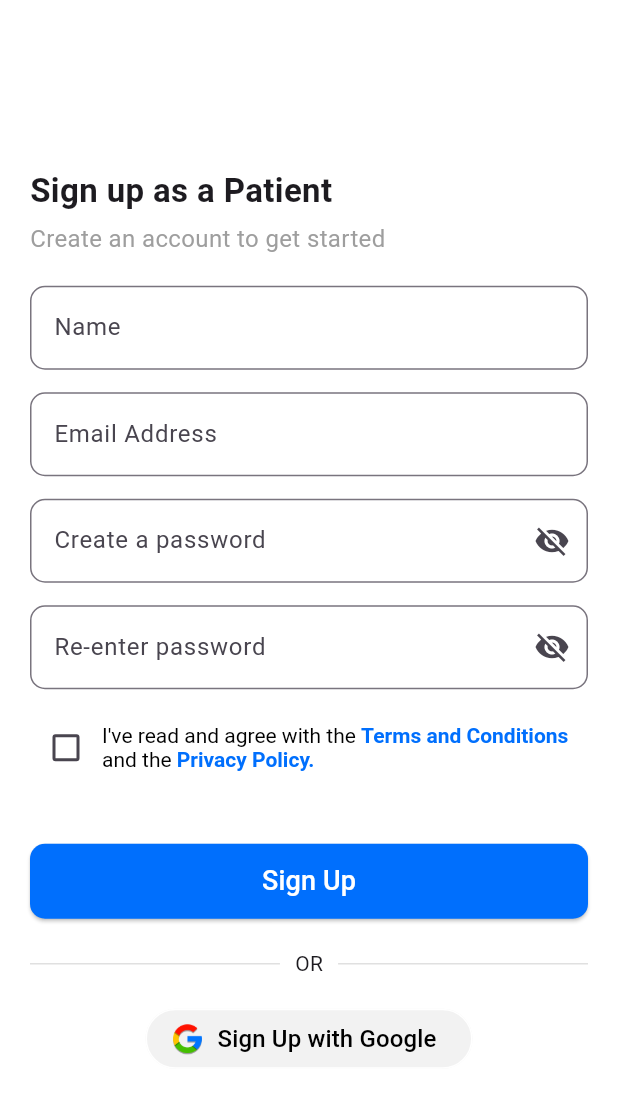
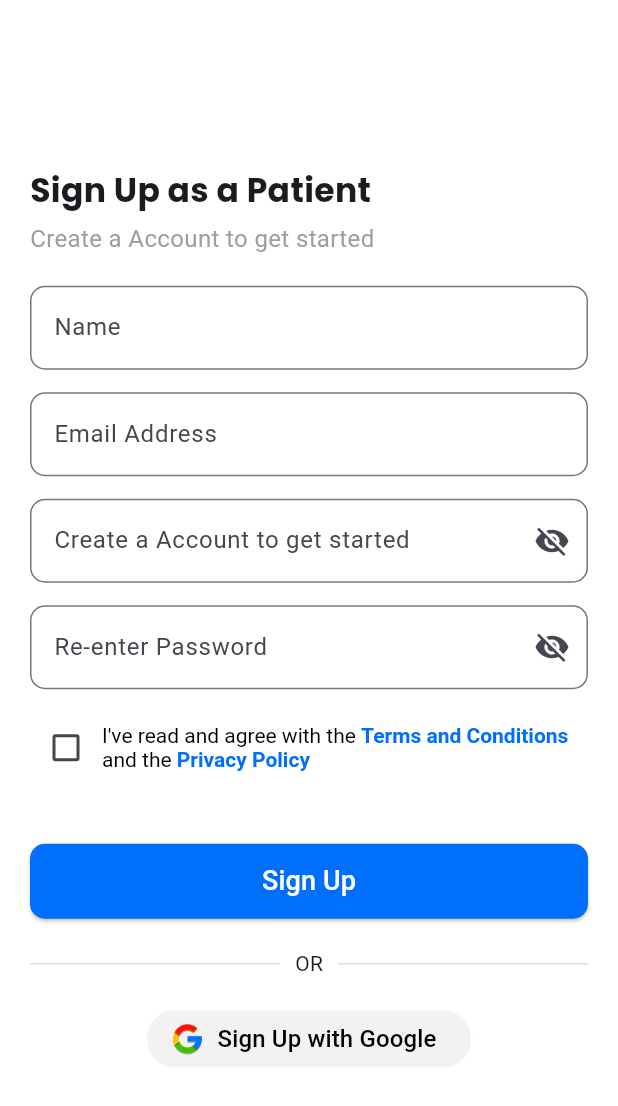
Before and after one commit to Arpit-Raj1/HealthCare-App, a Flutter app: the AppSignup screen opened directly, on a phone screen of 412 x 824 dp. Shown: the top 1106 px of the screen. Run offline on Flutter 3.47's test engine with Material 3 defaults, Android fonts, the phone set to English and light mode, and no system bars; our stand-ins replace flutter_svg, google_fonts; project files that could hold a hidden picture were left out.

Commit message:
integrated appStrings with other files

```diff
--- a/swastify/lib/components/action_with_button.dart
+++ b/swastify/lib/components/action_with_button.dart
@@ -1,4 +1,6 @@
 import 'package:flutter/material.dart';
+import 'package:swastify/styles/app_colors.dart';
+import 'package:swastify/styles/app_text.dart';
 
 class ActionWithButton extends StatelessWidget {
   final String action;
@@ -21,17 +23,17 @@ class ActionWithButton extends StatelessWidget {
         height: 40,
         child: OutlinedButton.icon(
           style: OutlinedButton.styleFrom(
-            backgroundColor: const Color(0xFFF2F2F2),
+            backgroundColor: AppColors.actionBackround,
             shape: RoundedRectangleBorder(
               borderRadius: BorderRadius.circular(100),
             ),
-            side: const BorderSide(color: Colors.white),
+            side: const BorderSide(color: AppColors.white),
           ),
           icon: Image.asset(fileLoc, height: 24),
           onPressed: onPressed,
           label: Text(
             "$action with $provider",
-            style: TextStyle(fontSize: 16, color: Colors.black),
+            style: AppText.actionButtonText,
           ),
         ),
       ),
--- a/swastify/lib/components/app_button.dart
+++ b/swastify/lib/components/app_button.dart
@@ -1,4 +1,6 @@
 import 'package:flutter/material.dart';
+import 'package:swastify/styles/app_colors.dart';
+import 'package:swastify/styles/app_text.dart';
 
 class AppButton extends StatelessWidget {
   final VoidCallback onPressed;
@@ -12,16 +14,13 @@ class AppButton extends StatelessWidget {
       height: 50,
       child: ElevatedButton(
         style: ElevatedButton.styleFrom(
-          backgroundColor: const Color(0xFF006FFD),
+          backgroundColor: AppColors.primary,
           shape: RoundedRectangleBorder(
             borderRadius: BorderRadius.circular(10),
           ),
         ),
         onPressed: onPressed,
-        child: Text(
-          hintText,
-          style: TextStyle(fontSize: 18, color: Colors.white),
-        ),
+        child: Text(hintText, style: AppText.buttonText),
       ),
     );
   }
--- a/swastify/lib/components/app_signup.dart
+++ b/swastify/lib/components/app_signup.dart
@@ -1,9 +1,12 @@
 import 'package:flutter/material.dart';
 import 'package:swastify/components/action_with_button.dart';
 import 'package:swastify/components/app_button.dart';
-// import 'package:google_fonts/google_fonts.dart';
 import 'package:swastify/components/app_password_field.dart';
 import 'package:swastify/components/app_text_field.dart';
+import 'package:swastify/config/app_routes.dart';
+import 'package:swastify/config/app_strings.dart';
+import 'package:swastify/pages/login_page.dart';
+import 'package:swastify/styles/app_text.dart';
 
 class AppSignup extends StatefulWidget {
   final String role;
@@ -30,33 +33,30 @@ class _AppSignupState extends State<AppSignup> {
                   crossAxisAlignment: CrossAxisAlignment.start,
                   children: [
                     Text(
-                      "Sign up as a ${widget.role}",
-                      style: TextStyle(
-                        fontSize: 22,
-                        fontWeight: FontWeight.bold,
-                      ),
+                      "${AppStrings.signup} as a ${widget.role}",
+                      style: AppText.header1,
                     ),
                     const SizedBox(height: 5),
                     Text(
-                      "Create an account to get started",
-                      style: TextStyle(fontSize: 16, color: Colors.grey),
+                      AppStrings.createAAccountToGetStarted,
+                      style: AppText.subtitle3,
                     ),
                     const SizedBox(height: 20),
                     // Name Field
-                    AppTextField(hint: 'Name'),
-
+                    AppTextField(hint: AppStrings.name),
                     const SizedBox(height: 15),
-
-                    AppTextField(hint: 'Email Address'),
+                    AppTextField(hint: AppStrings.email),
                     const SizedBox(height: 15),
                     // Password Field
-                    AppPasswordField(hint: 'Create a password'),
+                    AppPasswordField(
+                      hint: AppStrings.createAAccountToGetStarted,
+                    ),
                     const SizedBox(height: 15),
                     // Confirm Password Field
-                    AppPasswordField(hint: 'Re-enter password'),
-                    if (widget.role == "Doctor") ...[
+                    AppPasswordField(hint: AppStrings.reEnterPassword),
+                    if (widget.role == AppStrings.doctor) ...[
                       const SizedBox(height: 15),
-                      AppTextField(hint: 'NMC/SMC Registration Number'),
+                      AppTextField(hint: AppStrings.nmcSmcRegistrationNumber),
                     ],
                     const SizedBox(height: 15),
                     // Terms and Conditions Checkbox
@@ -76,22 +76,19 @@ class _AppSignupState extends State<AppSignup> {
                               style: TextStyle(color: Colors.black),
                               children: [
                                 const TextSpan(
-                                  text: "I've read and agree with the ",
+                                  text:
+                                      ("${AppStrings.iveReadAndAgreeWithThe} "),
                                 ),
                                 TextSpan(
-                                  text: "Terms and Conditions",
-                                  style: TextStyle(
-                                    fontWeight: FontWeight.bold,
-                                    color: Color(0xFF006FFd),
-                                  ),
+                                  text: AppStrings.termsAndConditions,
+                                  style: AppText.primaryText,
                                 ),
-                                const TextSpan(text: " and the "),
+                                const TextSpan(
+                                  text: " ${AppStrings.and} ${AppStrings.the} ",
+                                ),
                                 TextSpan(
-                                  text: "Privacy Policy.",
-                                  style: TextStyle(
-                                    fontWeight: FontWeight.bold,
-                                    color: Color(0xFF006FFd),
-                                  ),
+                                  text: AppStrings.privacyPolicy,
+                                  style: AppText.primaryBoldText,
                                 ),
                               ],
                             ),
@@ -101,7 +98,16 @@ class _AppSignupState extends State<AppSignup> {
                     ),
                     const SizedBox(height: 40),
                     // Sign Up Button
-                    AppButton(onPressed: () {}, hintText: "Sign Up"),
+                    AppButton(
+                      onPressed: () {
+                        Navigator.pushNamedAndRemoveUntil(
+                          context,
+                          AppRoutes.login,
+                          (route) => false,
+                        );
+                      },
+                      hintText: AppStrings.signup,
+                    ),
                     const SizedBox(height: 20),
                     // OR Divider
                     Row(
@@ -122,10 +128,10 @@ class _AppSignupState extends State<AppSignup> {
                     const SizedBox(height: 20),
                     // Google Sign Up Button
                     ActionWithButton(
-                      fileLoc: "assets/images/google_logo.png",
-                      provider: "Google",
+                      fileLoc: AppStrings.googleLogo,
+                      provider: AppStrings.google,
                       onPressed: () {},
-                      action: "Sign Up",
+                      action: AppStrings.signup,
                     ),
                   ],
                 ),
--- a/swastify/lib/config/app_routes.dart
+++ b/swastify/lib/config/app_routes.dart
@@ -1,7 +1,6 @@
 import 'package:flutter/material.dart';
 import 'package:swastify/components/app_signup.dart';
 import 'package:swastify/pages/login_page.dart';
-import 'package:swastify/pages/patient_signup_page.dart';
 
 class AppRoutes {
   static const login = '/';
--- a/swastify/lib/config/app_strings.dart
+++ b/swastify/lib/config/app_strings.dart
@@ -2,6 +2,7 @@ class AppStrings {
   static const appName = 'Swastify';
   static const welcome = 'Welcome!';
   static const login = 'Login ';
+  static const name = "Name";
   static const email = 'Email Address';
   static const password = 'Password';
   static const forgotPassword = 'Forgot password?';
@@ -21,4 +22,16 @@ class AppStrings {
   static const doctor = 'Doctor';
   static const caregiver = 'Caregiver';
   static const searches = 'Searches';
+  static const createAAccountToGetStarted = "Create a Account to get started";
+  static const createAPassword = "Create a Password";
+  static const reEnterPassword = "Re-enter Password";
+  static const nmcSmcRegistrationNumber = "NMC/SMC Registration Number";
+  static const iveReadAndAgreeWithThe = "I've read and agree with the";
+  static const termsAndConditions = "Terms and Conditions";
+  static const and = "and";
+  static const the = "the";
+  static const privacyPolicy = "Privacy Policy";
+  static const google = "Google";
+
+  static const googleLogo = "assets/images/google_logo.png";
 }
--- a/swastify/lib/pages/confirmation_page.dart
+++ b/swastify/lib/pages/confirmation_page.dart
@@ -11,7 +11,8 @@ class ConfirmationPage extends StatelessWidget {
       body: LayoutBuilder(
         builder: (context, constraints) {
           // double width = constraints.maxWidth;
-          return Padding(
+          return SingleChildScrollView(
+            child: Padding(
               padding: EdgeInsets.symmetric(horizontal: 30),
               child: Column(
                 mainAxisAlignment: MainAxisAlignment.start,
@@ -61,6 +62,7 @@ class ConfirmationPage extends StatelessWidget {
                     ),
                   ),
                 ],
+              ),
             ),
           );
         },
--- a/swastify/lib/pages/login_page.dart
+++ b/swastify/lib/pages/login_page.dart
@@ -1,10 +1,10 @@
 import 'package:flutter/material.dart';
-import 'package:google_fonts/google_fonts.dart';
 import 'package:flutter_svg/svg.dart';
 import 'package:swastify/components/app_button.dart';
 import 'package:swastify/components/app_password_field.dart';
 import 'package:swastify/components/app_text_field.dart';
 import 'package:swastify/components/action_with_button.dart';
+import 'package:swastify/pages/forgot_password_page.dart';
 import 'package:swastify/pages/signup_options.dart';
 import 'package:swastify/styles/app_text.dart';
 
--- a/swastify/lib/pages/patient_signup_page.dart
+++ /dev/null
@@ -1,19 +0,0 @@
-import 'package:flutter/material.dart';
-import 'package:swastify/components/app_password_field.dart';
-import 'package:swastify/components/app_signup.dart';
-import 'package:swastify/components/app_text_field.dart';
-import 'package:swastify/styles/app_text.dart';
-
-class PatientSignupPage extends StatefulWidget {
-  const PatientSignupPage({super.key});
-
-  @override
-  State<PatientSignupPage> createState() => _SignUpPageState();
-}
-
-class _SignUpPageState extends State<PatientSignupPage> {
-  @override
-  Widget build(BuildContext context) {
-    return AppSignup(role: "Patient");
-  }
-}
--- a/swastify/lib/styles/app_colors.dart
+++ b/swastify/lib/styles/app_colors.dart
@@ -5,4 +5,6 @@ class AppColors {
   static const black = Color(0xff000000);
   static const white = Color(0xffffffff);
   static const greyText = Colors.grey;
+  static const actionBackround = Color(0xFFF2F2F2);
+  static const actionButtomBackground = Colors.white;
 }
--- a/swastify/lib/styles/app_text.dart
+++ b/swastify/lib/styles/app_text.dart
@@ -12,9 +12,23 @@ class AppText {
     fontSize: 24,
     fontWeight: FontWeight.bold,
   );
-  static const subtitle3 = TextStyle(fontSize: 16, fontWeight: FontWeight.w400);
+  static const subtitle3 = TextStyle(
+    fontSize: 16,
+    fontWeight: FontWeight.w400,
+    color: Colors.grey,
+  );
   static const body1 = TextStyle(fontSize: 14, fontWeight: FontWeight.w500);
   static const body2 = TextStyle(fontSize: 14, fontWeight: FontWeight.w400);
   static const buttonText = TextStyle(fontSize: 18, color: Colors.white);
+  static const actionButtonText = TextStyle(fontSize: 16, color: Colors.black);
+  static const primaryText = TextStyle(
+    fontWeight: FontWeight.bold,
+    color: Color(0xFF006FFd),
+  );
+  static const primaryBoldText = TextStyle(
+    fontWeight: FontWeight.bold,
+    color: Color(0xFF006FFd),
+  );
+
   static var normalText = GoogleFonts.poppins(color: Colors.black);
 }
```
Lines whose indentation alone changed are shown as unchanged.
